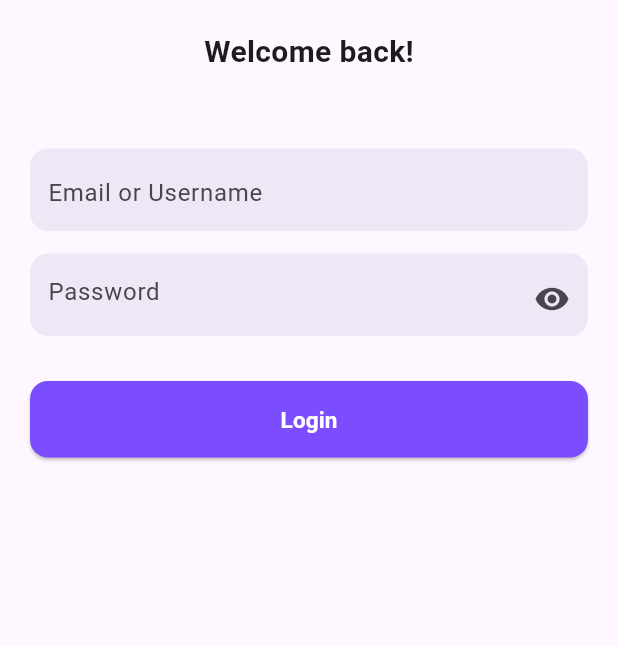
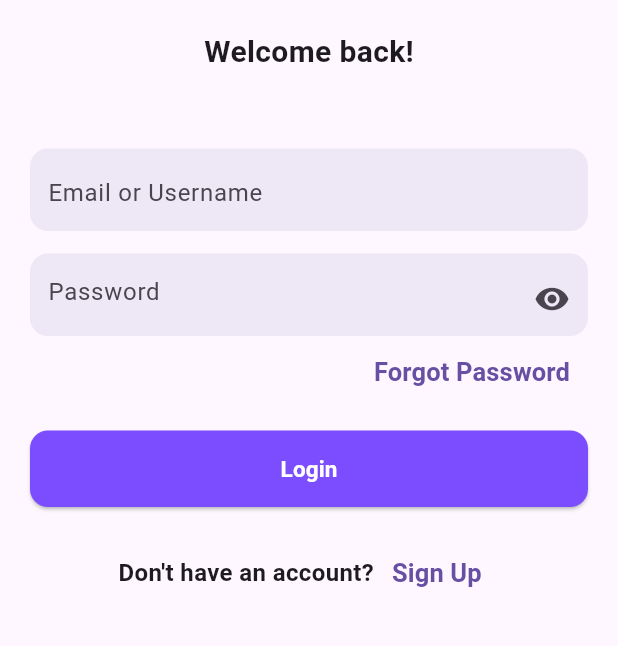
Before and after one commit to Ozurumba007/apt_learn_ui, a Flutter app: the screen it shows after launch, after a tap on "Login", on a phone screen of 412 x 824 dp, the part 180-826 px from its top. Run offline on Flutter 3.47's test engine with Material 2 defaults, Android fonts, the phone set to English and light mode, and no system bars; our stand-ins replace get, smooth_page_indicator.

Commit message:
added forgot password button \ added dont have an account text to the screen

```diff
--- a/lib/login/login_screen.dart
+++ b/lib/login/login_screen.dart
@@ -43,9 +43,47 @@ class _LoginScreenState extends State<LoginScreen> {
                   suffixIcon: Icon(Icons.remove_red_eye),
                   obscureText: true,
                 ),
-                SizedBox(height: 30),
+                Row(
+                  mainAxisAlignment: MainAxisAlignment.end,
+                  children: [
+                    TextButton(
+                      onPressed: () {},
+                      child: Text(
+                        'Forgot Password',
+                        style: TextStyle(
+                          fontWeight: FontWeight.bold,
+                          fontSize: 17,
+                        ),
+                      ),
+                    ),
+                  ],
+                ),
+                SizedBox(height: 15),
                 ElevatedButtonStyle(
                   text: 'Login',
+                ),
+                SizedBox(height: 20),
+                Row(
+                  mainAxisAlignment: MainAxisAlignment.center,
+                  children: [
+                    Text(
+                      'Don\'t have an account?',
+                      style: TextStyle(
+                        fontWeight: FontWeight.w600,
+                        fontSize: 16,
+                      ),
+                    ),
+                    TextButton(
+                      onPressed: () {},
+                      child: Text(
+                        'Sign Up',
+                        style: TextStyle(
+                          fontWeight: FontWeight.bold,
+                          fontSize: 17,
+                        ),
+                      ),
+                    ),
+                  ],
                 ),
               ],
             ),
```
